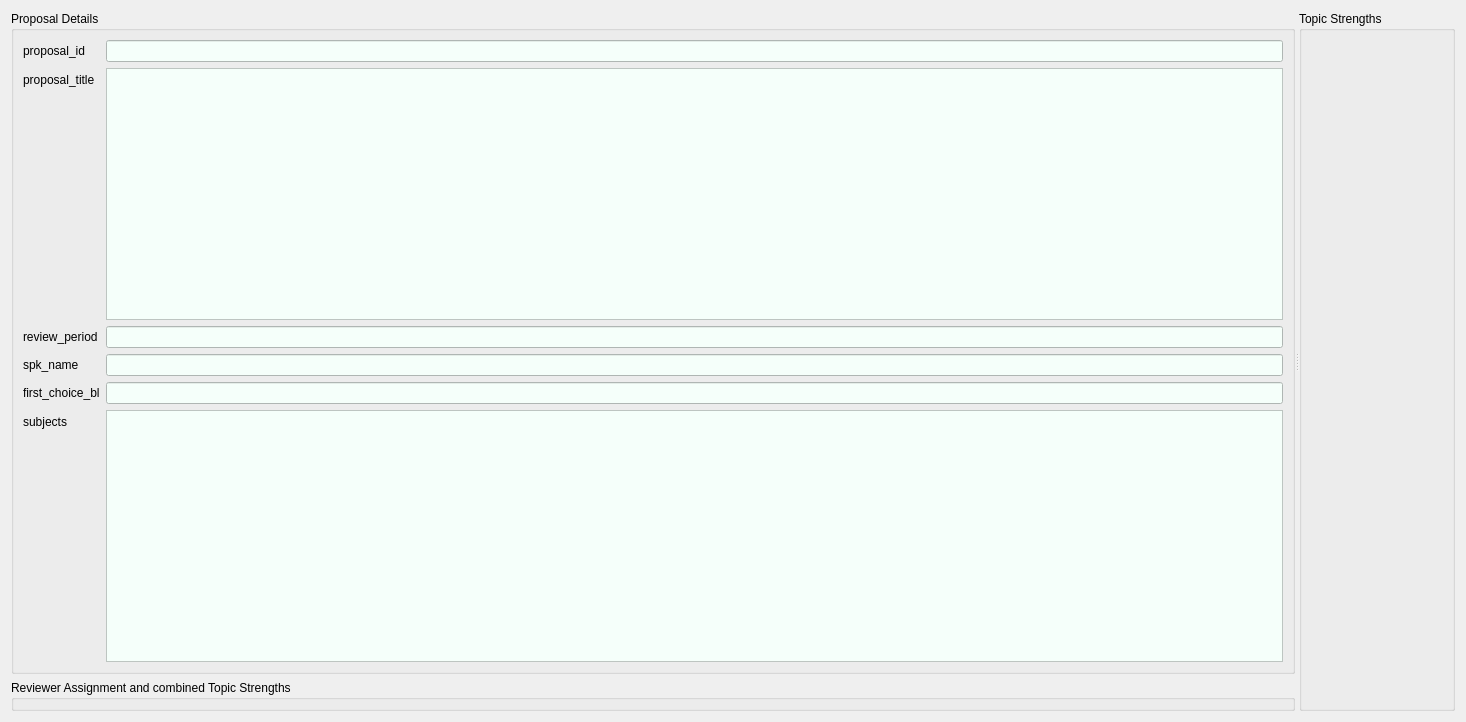
The window that src/Assign_GUP/resources/proposal_details.ui (prjemian/assign_gup) describes before a commit, drawn with Qt 5.
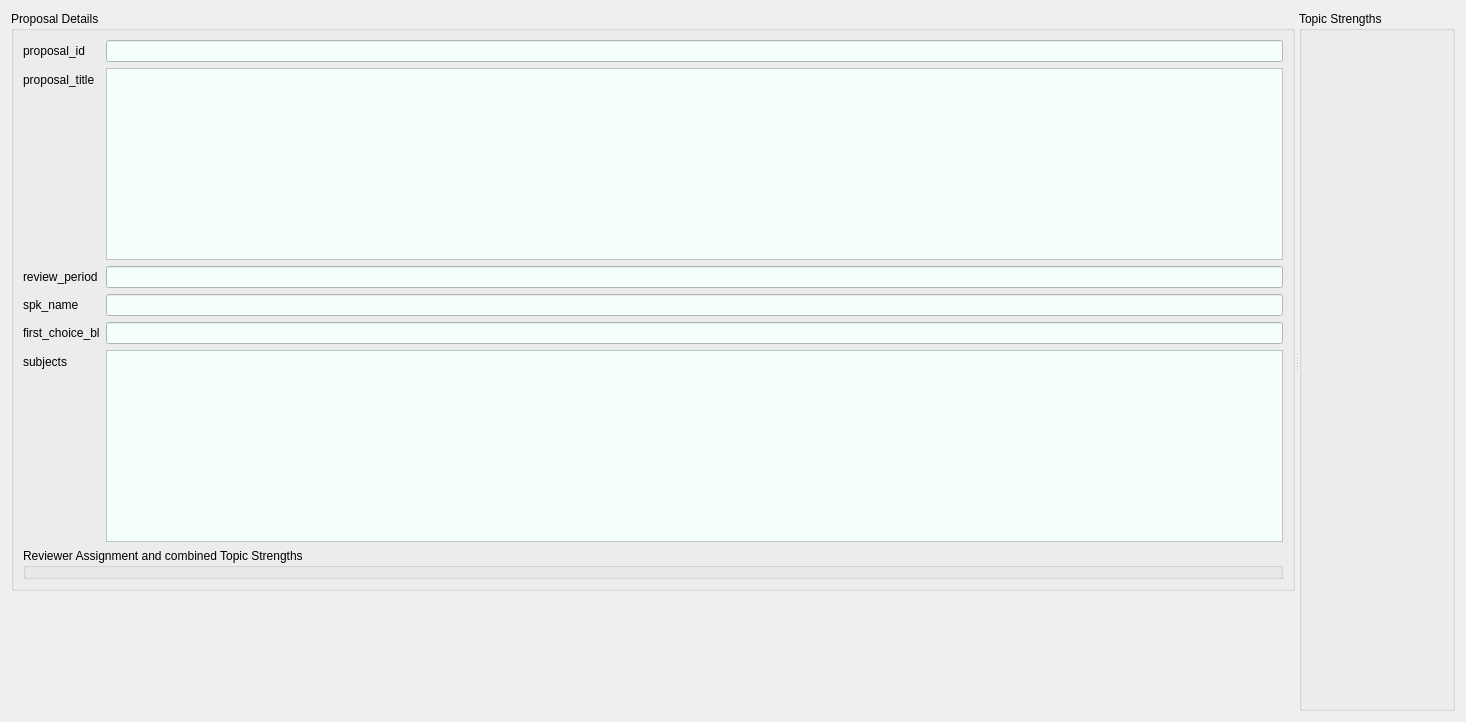
The same window after the commit.

Commit message: * basic editors all work * need to:   - verify assignments preserved   - implement save as/save project file   - implement reporting   - implement automatic assignment

What changed in the file:
```diff
--- a/src/Assign_GUP/resources/proposal_details.ui
+++ b/src/Assign_GUP/resources/proposal_details.ui
@@ -151,15 +151,28 @@
             </item>
            </layout>
           </item>
+          <item row="1" column="0">
+           <widget class="QGroupBox" name="reviewers_gb">
+            <property name="title">
+             <string>Reviewer Assignment and combined Topic Strengths</string>
+            </property>
+           </widget>
+          </item>
          </layout>
         </widget>
        </item>
        <item>
-        <widget class="QGroupBox" name="reviewers_gb">
-         <property name="title">
-          <string>Reviewer Assignment and combined Topic Strengths</string>
+        <spacer name="verticalSpacer_2">
+         <property name="orientation">
+          <enum>Qt::Vertical</enum>
          </property>
-        </widget>
+         <property name="sizeHint" stdset="0">
+          <size>
+           <width>20</width>
+           <height>40</height>
+          </size>
+         </property>
+        </spacer>
        </item>
       </layout>
      </widget>
```
The commit also changes 6 other files.
